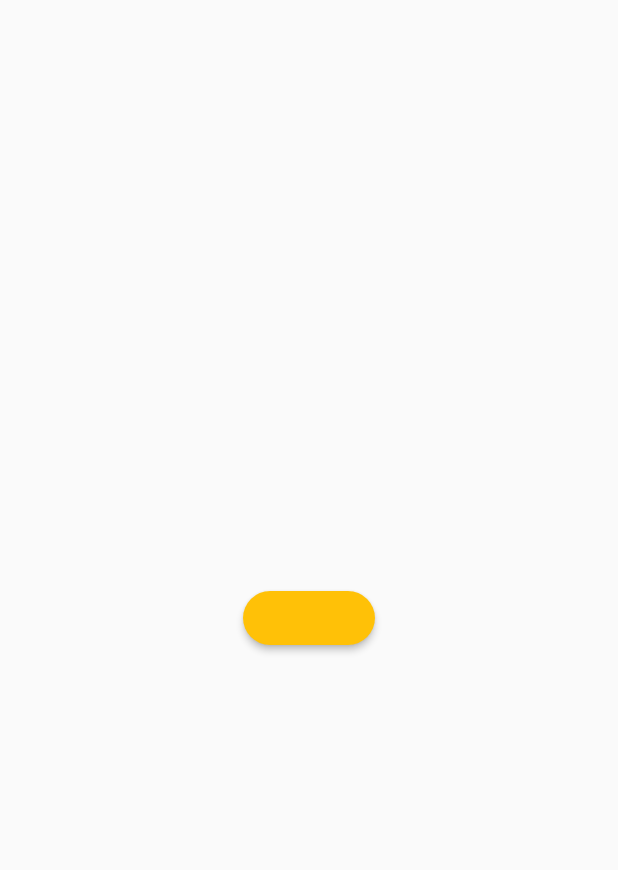
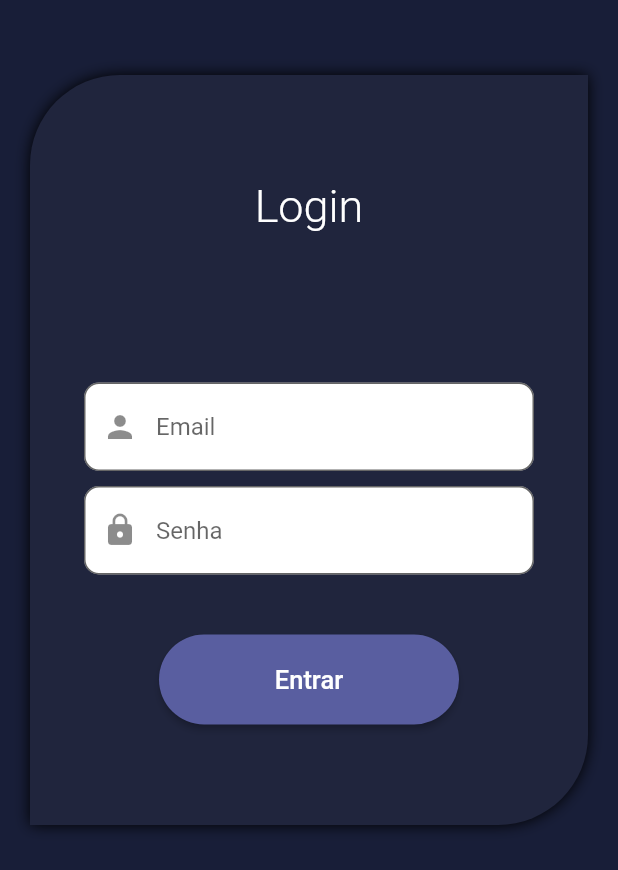
Before and after one commit to lviegas21/votacao_app, a Flutter app: the screen it shows after launch, on a phone screen of 412 x 824 dp. Shown: the top 870 px of the screen. Run offline on Flutter 3.47's test engine with Material 2 defaults, Android fonts, the phone set to English and light mode, and no system bars; our stand-ins replace firebase_auth, firebase_core, google_sign_in; accounts and stored records are empty.

Commit message:
criado tela login

```diff
--- a/lib/presenter/login/login_page.dart
+++ b/lib/presenter/login/login_page.dart
@@ -1,5 +1,7 @@
 import 'package:flutter/material.dart';
 import 'package:votacao_app/presenter/login/widget/login_button.dart';
+//import 'package:flutter/widgets.dart';
+//import 'package:votacao_app/presenter/login/widget/login_button.dart';
 
 class LoginPage extends StatefulWidget {
   const LoginPage({super.key});
@@ -11,9 +13,75 @@ class LoginPage extends StatefulWidget {
 class _LoginPageState extends State<LoginPage> {
   @override
   Widget build(BuildContext context) {
-    return const Scaffold(
-      body: Center(
-        child: LoginButtom(),
+    return Scaffold(
+      backgroundColor: const Color.fromARGB(255, 24, 30, 56),
+      body: Column(
+        crossAxisAlignment: CrossAxisAlignment.center,
+        children: [
+          Padding(
+            padding: const EdgeInsets.only(left: 20, right: 20, top: 50),
+            child: Container(
+              decoration: const BoxDecoration(
+                  color: Color.fromARGB(255, 32, 37, 61),
+                  borderRadius: BorderRadius.only(
+                      topLeft: Radius.circular(60),
+                      bottomRight: Radius.circular(60)),
+                  boxShadow: [
+                    BoxShadow(blurRadius: 8.0),
+                  ]),
+              width: MediaQuery.of(context).size.width,
+              height: 500,
+              child: Column(
+                children: [
+                  const Padding(
+                    padding: EdgeInsets.only(top: 70, bottom: 50),
+                    child: Text(
+                      "Login",
+                      style: TextStyle(
+                          fontSize: 30,
+                          fontWeight: FontWeight.w300,
+                          color: Colors.white),
+                    ),
+                  ),
+                  const SizedBox(
+                    height: 50,
+                  ),
+                  SizedBox(
+                    width: 300,
+                    child: TextField(
+                      decoration: InputDecoration(
+                          prefixIcon: const Icon(Icons.person),
+                          hintText: 'Email',
+                          fillColor: Colors.white,
+                          filled: true,
+                          border: OutlineInputBorder(
+                              borderRadius: BorderRadius.circular(10))),
+                    ),
+                  ),
+                  const SizedBox(
+                    height: 10,
+                  ),
+                  SizedBox(
+                    width: 300,
+                    child: TextField(
+                      decoration: InputDecoration(
+                          prefixIcon: const Icon(Icons.lock),
+                          hintText: 'Senha',
+                          fillColor: Colors.white,
+                          filled: true,
+                          border: OutlineInputBorder(
+                              borderRadius: BorderRadius.circular(10))),
+                    ),
+                  ),
+                  const SizedBox(
+                    height: 40,
+                  ),
+                  const LoginButtom()
+                ],
+              ),
+            ),
+          ),
+        ],
       ),
     );
   }
--- a/lib/presenter/login/widget/login_button.dart
+++ b/lib/presenter/login/widget/login_button.dart
@@ -15,7 +15,13 @@ class _LoginButtomState extends State<LoginButtom> {
   @override
   Widget build(BuildContext context) {
     return MaterialButton(
-      color: Colors.amber,
+      height: 60,
+      minWidth: 200,
+      child: Text(
+        "Entrar",
+        style: TextStyle(color: Colors.white, fontSize: 17),
+      ),
+      color: const Color.fromARGB(255, 89, 94, 160),
       shape: RoundedRectangleBorder(borderRadius: BorderRadius.circular(50)),
       padding: EdgeInsets.zero,
       onPressed: () async {
```
